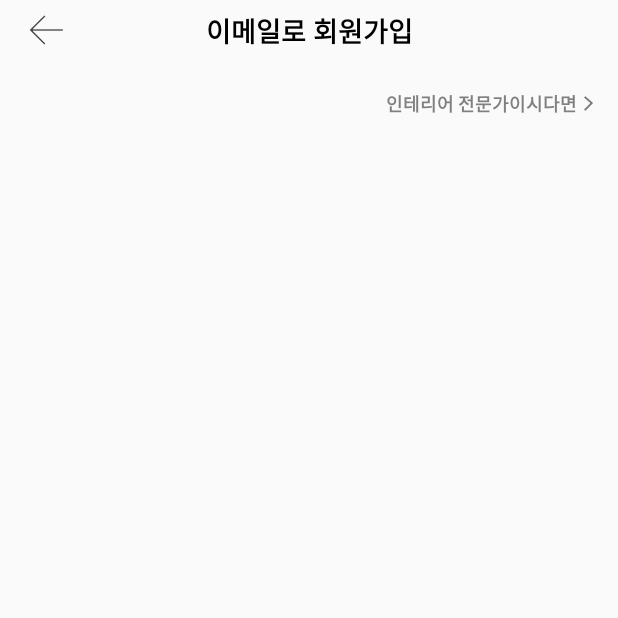
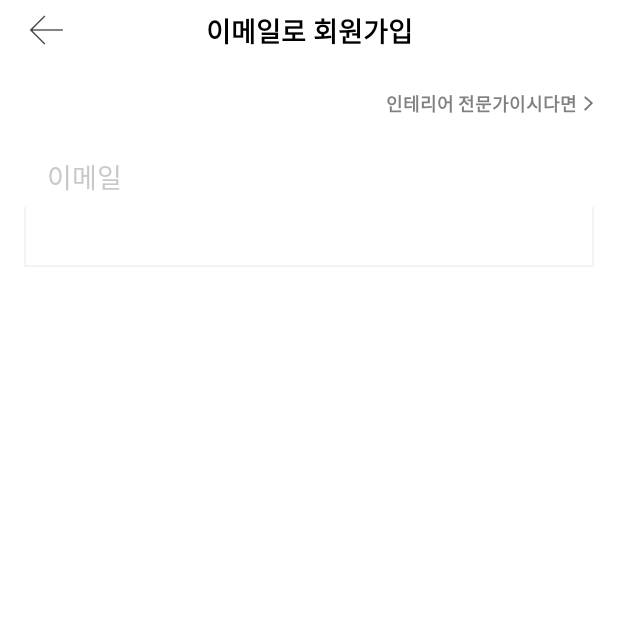
Before and after one commit to mock-rc6/today-s_house_B_aos_manu, an Android app: the SignUpActivity screen opened directly, with no data from a screen before it, on a phone screen of 412 x 824 dp, the top half of it. Run offline under Robolectric (Android 15) with nearby library versions, the phone set to English and light mode, and no system bars.

Commit message:
email vaildation function building

```diff
--- a/app/src/main/java/com/manu/todayhouse/src/login/signup/SignUpActivity.kt
+++ b/app/src/main/java/com/manu/todayhouse/src/login/signup/SignUpActivity.kt
@@ -3,12 +3,20 @@ package com.manu.todayhouse.src.login.signup
 import android.content.Intent
 import androidx.appcompat.app.AppCompatActivity
 import android.os.Bundle
+import android.text.Editable
+import android.text.TextWatcher
+import android.view.View
+import androidx.core.widget.addTextChangedListener
 import com.manu.todayhouse.config.BaseActivity
 import com.manu.todayhouse.databinding.ActivitySignUpBinding
 import com.manu.todayhouse.src.MainActivity
 import com.manu.todayhouse.src.login.LoginActivity
+import java.util.regex.Pattern
 
 class SignUpActivity : BaseActivity<ActivitySignUpBinding>(ActivitySignUpBinding::inflate) {
+
+    private val emailValidation = "^[_A-Za-z0-9-]+(\\.[_A-Za-z0-9-]+)*@[A-Za-z0-9]+(\\.[A-Za-z0-9]+)*(\\.[A-Za-z]{2,})$"
+
     override fun onCreate(savedInstanceState: Bundle?) {
         super.onCreate(savedInstanceState)
 
@@ -17,5 +25,33 @@ class SignUpActivity : BaseActivity<ActivitySignUpBinding>(ActivitySignUpBinding
             startActivity(intent)
         }
 
+        binding.signUpInputEmail.addTextChangedListener { object : TextWatcher {
+            override fun beforeTextChanged(s: CharSequence?, start: Int, count: Int, after: Int) {
+                TODO("Not yet implemented")
+            }
+
+            override fun onTextChanged(s: CharSequence?, start: Int, before: Int, count: Int) {
+                TODO("Not yet implemented")
+            }
+
+            override fun afterTextChanged(s: Editable?) {
+                checkEmail()
+            }
+
+        } }
+
+    }
+
+    fun checkEmail() : Boolean {
+        var email = binding.signUpInputEmail.text.toString().trim()
+        val p = Pattern.matches(emailValidation, email)
+
+        if (p) {
+            binding.signUpWarningEmail.visibility = View.INVISIBLE
+            return true
+        } else {
+            binding.signUpWarningEmail.visibility = View.VISIBLE
+            return false
+        }
     }
 }
--- /dev/null
+++ b/app/src/main/res/drawable/sign_up_bg.xml
@@ -0,0 +1,9 @@
+<?xml version="1.0" encoding="utf-8"?>
+<shape xmlns:android="http://schemas.android.com/apk/res/android"
+    android:shape="rectangle">
+
+
+    <solid android:color="@color/white"/>
+    <stroke android:color="@color/much_light_grey" android:width="1dp"/>
+
+</shape>
--- a/app/src/main/res/layout/activity_sign_up.xml
+++ b/app/src/main/res/layout/activity_sign_up.xml
@@ -4,12 +4,14 @@
     xmlns:tools="http://schemas.android.com/tools"
     android:layout_width="match_parent"
     android:layout_height="match_parent"
+    android:background="@color/white"
     tools:context=".src.login.signup.SignUpActivity">
 
     <androidx.constraintlayout.widget.ConstraintLayout
         android:id="@+id/top_container"
         android:layout_width="match_parent"
         android:layout_height="40dp"
+        android:background="@color/white"
         app:layout_constraintTop_toTopOf="parent"
         app:layout_constraintEnd_toEndOf="parent"
         app:layout_constraintStart_toStartOf="parent">
@@ -72,6 +74,43 @@
                 android:layout_marginLeft="2dp"/>
 
 
+            <androidx.constraintlayout.widget.ConstraintLayout
+                android:layout_width="380dp"
+                android:layout_height="wrap_content"
+                app:layout_constraintTop_toBottomOf="@+id/expert_text"
+                app:layout_constraintStart_toStartOf="parent"
+                app:layout_constraintEnd_toEndOf="parent"
+                android:layout_marginTop="20dp"
+                android:background="@drawable/sign_up_bg">
+
+                <EditText
+                    android:id="@+id/sign_up_input_email"
+                    android:layout_width="match_parent"
+                    android:layout_height="40dp"
+                    android:background="@color/white"
+                    android:hint="이메일"
+                    android:paddingLeft="15dp"
+                    app:layout_constraintTop_toTopOf="parent"
+                    app:layout_constraintStart_toStartOf="parent"
+                    android:textColorHint="@color/light_grey"
+                    android:inputType="textEmailAddress"/>
+
+                <TextView
+                    android:id="@+id/sign_up_warning_email"
+                    android:visibility="invisible"
+                    android:layout_width="match_parent"
+                    android:layout_height="30dp"
+                    android:text="이메일을 입력해주세요."
+                    app:layout_constraintTop_toBottomOf="@+id/sign_up_input_email"
+                    app:layout_constraintStart_toStartOf="parent"
+                    android:textColor="@color/red"
+                    android:layout_marginLeft="15dp"
+                    android:layout_marginTop="10dp"/>
+
+
+            </androidx.constraintlayout.widget.ConstraintLayout>
+
+
 
 
 
--- a/app/src/main/res/values/colors.xml
+++ b/app/src/main/res/values/colors.xml
@@ -15,6 +15,7 @@
     <color name="light_grey">#6F808080</color>
     <color name="today_house_color">#35c5f0</color>
     <color name="much_light_grey">#39CACACA</color>
+    <color name="red">#f00</color>
 
 
 </resources>
```
